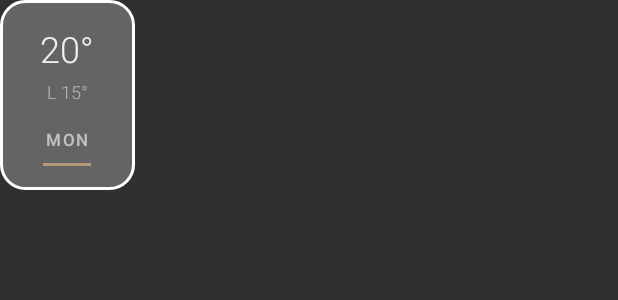
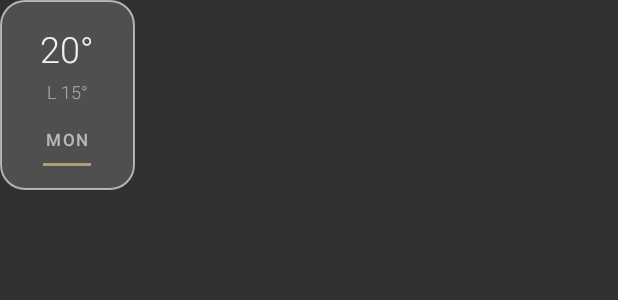
Before and after one commit to livysurf/tv-weather, an Android app: the layout item_daily.xml on its own in the app's theme, with its tools: preview values and no code run, on a phone screen of 412 x 824 dp. Shown: the top 300 px of the screen. Run offline under Robolectric (Android 15) with nearby library versions, the phone set to English and light mode, and no system bars.

Commit message:
Update glass_daily_focused.xml

```diff
--- a/app/src/main/res/drawable/glass_daily_focused.xml
+++ b/app/src/main/res/drawable/glass_daily_focused.xml
@@ -1,6 +1,7 @@
 <?xml version="1.0" encoding="utf-8"?>
 <shape xmlns:android="http://schemas.android.com/apk/res/android" android:shape="rectangle">
     <corners android:radius="16dp"/>
-    <solid android:color="#40FFFFFF"/>
-    <stroke android:width="2dp" android:color="#FFFFFF"/>
+    <solid android:color="#26FFFFFF"/>
+    <!-- Softer, 60% white outline instead of 100% bright white -->
+    <stroke android:width="1.5dp" android:color="#99FFFFFF"/>
 </shape>
```
